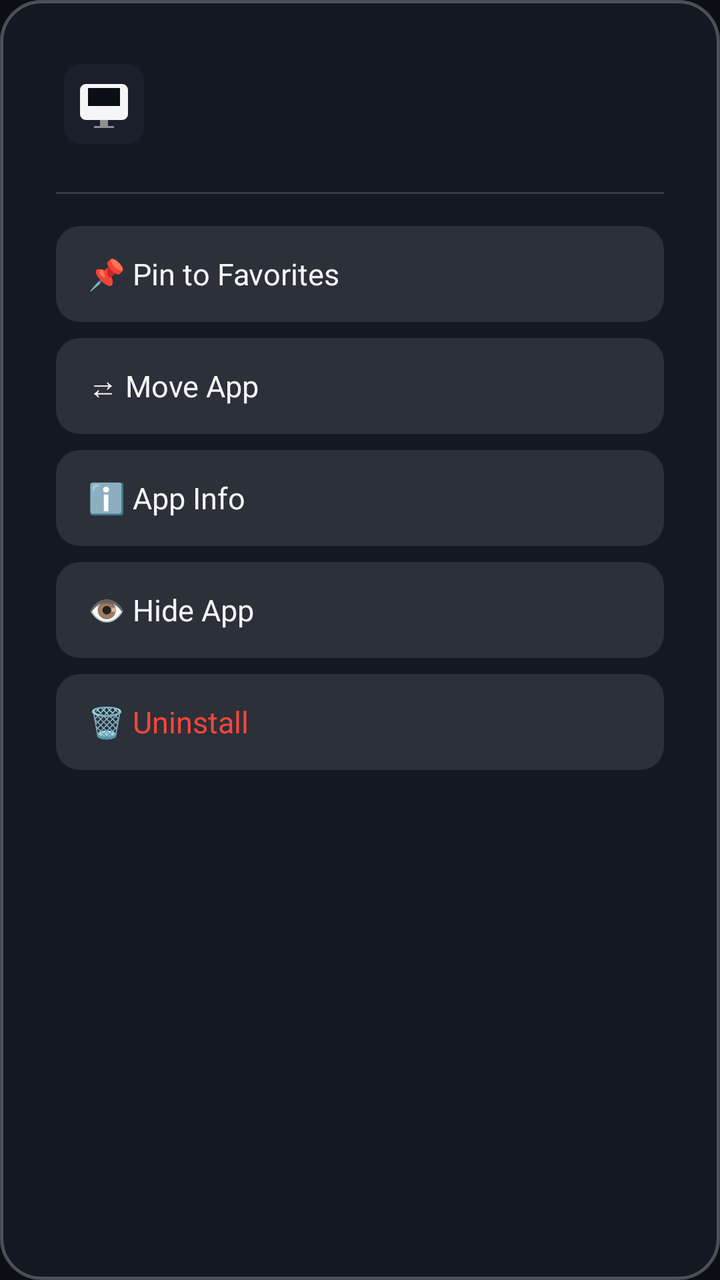
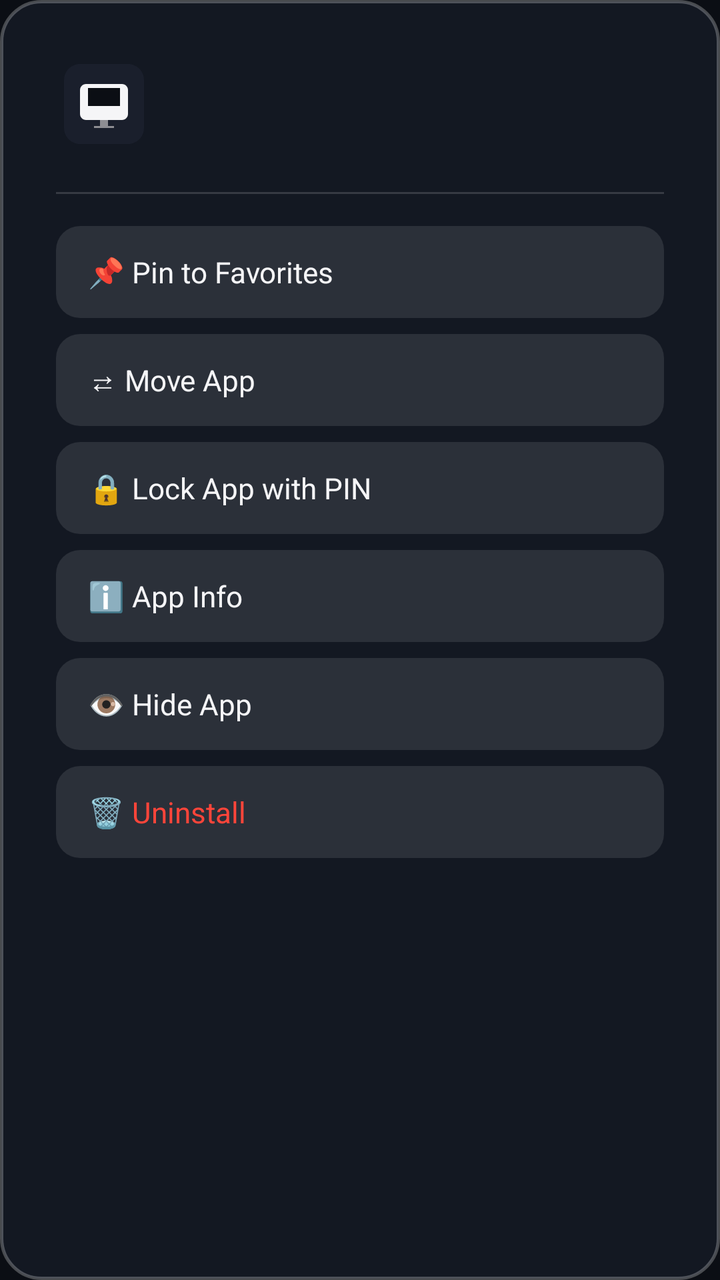

The first picture is an Android layout as it rendered before a commit; the second is the same layout after the commit. The layout source and the unified diff follow.
<!-- AndroidManifest.xml: application theme Theme.ZenithTvOS -->
<!-- res/layout/dialog_context_menu.xml -->
<?xml version="1.0" encoding="utf-8"?>
<LinearLayout xmlns:android="http://schemas.android.com/apk/res/android"
    android:id="@+id/contextMenuRoot"
    android:layout_width="380dp"
    android:layout_height="wrap_content"
    android:layout_gravity="center"
    android:background="@drawable/bg_context_menu"
    android:orientation="vertical"
    android:padding="28dp">

    
    <LinearLayout
        android:layout_width="match_parent"
        android:layout_height="wrap_content"
        android:gravity="center_vertical"
        android:orientation="horizontal"
        android:layout_marginBottom="20dp">

        <ImageView
            android:id="@+id/menuAppIcon"
            android:layout_width="48dp"
            android:layout_height="48dp"
            android:contentDescription="@null"
            android:src="@drawable/ic_tvos_logo" />

        <LinearLayout
            android:layout_width="match_parent"
            android:layout_height="wrap_content"
            android:layout_marginStart="16dp"
            android:orientation="vertical">

            <TextView
                android:id="@+id/menuAppTitle"
                android:layout_width="wrap_content"
                android:layout_height="wrap_content"
                android:ellipsize="end"
                android:maxLines="1"
                android:textColor="@color/tvos_text_primary"
                android:textSize="20sp"
                android:textStyle="bold" />

            <TextView
                android:id="@+id/menuAppMeta"
                android:layout_width="wrap_content"
                android:layout_height="wrap_content"
                android:layout_marginTop="2dp"
                android:textColor="@color/tvos_accent_cyan"
                android:textSize="12sp"
                android:fontFamily="sans-serif-medium" />
        </LinearLayout>
    </LinearLayout>

    <View
        android:layout_width="match_parent"
        android:layout_height="1dp"
        android:background="#26FFFFFF"
        android:layout_marginBottom="16dp" />

    
    <Button
        android:id="@+id/btnTogglePin"
        android:layout_width="match_parent"
        android:layout_height="48dp"
        android:layout_marginBottom="8dp"
        android:background="@drawable/bg_menu_item"
        android:focusable="true"
        android:gravity="start|center_vertical"
        android:paddingHorizontal="16dp"
        android:text="📌 Pin to Favorites"
        android:textAllCaps="false"
        android:textColor="@color/tvos_text_primary"
        android:textSize="15sp" />

    <Button
        android:id="@+id/btnReorder"
        android:layout_width="match_parent"
        android:layout_height="48dp"
        android:layout_marginBottom="8dp"
        android:background="@drawable/bg_menu_item"
        android:focusable="true"
        android:gravity="start|center_vertical"
        android:paddingHorizontal="16dp"
        android:text="⇄ Move App"
        android:textAllCaps="false"
        android:textColor="@color/tvos_text_primary"
        android:textSize="15sp" />

    <Button
        android:id="@+id/btnAppInfo"
        android:layout_width="match_parent"
        android:layout_height="48dp"
        android:layout_marginBottom="8dp"
        android:background="@drawable/bg_menu_item"
        android:focusable="true"
        android:gravity="start|center_vertical"
        android:paddingHorizontal="16dp"
        android:text="ℹ️ App Info"
        android:textAllCaps="false"
        android:textColor="@color/tvos_text_primary"
        android:textSize="15sp" />

    <Button
        android:id="@+id/btnHideApp"
        android:layout_width="match_parent"
        android:layout_height="48dp"
        android:layout_marginBottom="8dp"
        android:background="@drawable/bg_menu_item"
        android:focusable="true"
        android:gravity="start|center_vertical"
        android:paddingHorizontal="16dp"
        android:text="👁️ Hide App"
        android:textAllCaps="false"
        android:textColor="@color/tvos_text_primary"
        android:textSize="15sp" />

    <Button
        android:id="@+id/btnUninstall"
        android:layout_width="match_parent"
        android:layout_height="48dp"
        android:layout_marginBottom="8dp"
        android:background="@drawable/bg_menu_item"
        android:focusable="true"
        android:gravity="start|center_vertical"
        android:paddingHorizontal="16dp"
        android:text="🗑️ Uninstall"
        android:textAllCaps="false"
        android:textColor="#FF453A"
        android:textSize="15sp" />

</LinearLayout>
<!-- resources referenced by this layout -->
<resources>
  <color name="tvos_accent_cyan">#2997FF</color>
  <color name="tvos_text_primary">#F5F5F7</color>
  <!-- drawable bg_context_menu (drawable) -->
  <?xml version="1.0" encoding="utf-8"?>
  <shape xmlns:android="http://schemas.android.com/apk/res/android"
      android:shape="rectangle">
      <corners android:radius="20dp" />
      <solid android:color="#E6151A24" />
      <stroke
          android:width="1.5dp"
          android:color="#40FFFFFF" />
  </shape>
  <!-- drawable bg_menu_item (drawable) -->
  <?xml version="1.0" encoding="utf-8"?>
  <selector xmlns:android="http://schemas.android.com/apk/res/android">
      <item android:state_focused="true">
          <shape android:shape="rectangle">
              <corners android:radius="12dp" />
              <solid android:color="#FFFFFFFF" />
          </shape>
      </item>
      <item>
          <shape android:shape="rectangle">
              <corners android:radius="12dp" />
              <solid android:color="#1AFFFFFF" />
          </shape>
      </item>
  </selector>
  <!-- drawable ic_tvos_logo (drawable) -->
  <?xml version="1.0" encoding="utf-8"?>
  <vector xmlns:android="http://schemas.android.com/apk/res/android"
      android:width="96dp"
      android:height="96dp"
      android:viewportWidth="96"
      android:viewportHeight="96">
      
      <path
          android:fillColor="#1A1F2C"
          android:pathData="M24,8h48c8.84,0 16,7.16 16,16v48c0,8.84 -7.16,16 -16,16H24c-8.84,0 -16,-7.16 -16,-16V24C8,15.16 15.16,8 24,8z" />
      
      <path
          android:fillColor="#F5F5F7"
          android:pathData="M30,28h36c3.31,0 6,2.69 6,6v24c0,3.31 -2.69,6 -6,6H30c-3.31,0 -6,-2.69 -6,-6V34C24,30.69 26.69,28 30,28z" />
      <path
          android:fillColor="#0B0E14"
          android:pathData="M32,32h32v18H32z" />
      <path
          android:fillColor="#8E8E93"
          android:pathData="M44,64h8v6h-8zM38,70h20v2H38z" />
  </vector>
  <style name="Theme.ZenithTvOS" parent="Theme.Leanback">
          <item name="android:windowBackground">@color/tvos_background</item>
          <item name="android:textColorPrimary">@color/tvos_text_primary</item>
          <item name="android:textColorSecondary">@color/tvos_text_secondary</item>
          <item name="android:windowNoTitle">true</item>
          <item name="android:windowFullscreen">true</item>
      </style>
  <color name="tvos_background">#0B0E14</color>
  <color name="tvos_text_secondary">#8E8E93</color>
</resources>

<!-- the commit's change to res/layout/dialog_context_menu.xml (unified diff, before → after) -->
@@ -60,7 +60,7 @@
     <Button
         android:id="@+id/btnTogglePin"
         android:layout_width="match_parent"
-        android:layout_height="48dp"
+        android:layout_height="46dp"
         android:layout_marginBottom="8dp"
         android:background="@drawable/bg_menu_item"
         android:focusable="true"
@@ -69,12 +69,12 @@
         android:text="📌 Pin to Favorites"
         android:textAllCaps="false"
         android:textColor="@color/tvos_text_primary"
-        android:textSize="15sp" />
+        android:textSize="14.5sp" />
 
     <Button
         android:id="@+id/btnReorder"
         android:layout_width="match_parent"
-        android:layout_height="48dp"
+        android:layout_height="46dp"
         android:layout_marginBottom="8dp"
         android:background="@drawable/bg_menu_item"
         android:focusable="true"
@@ -83,12 +83,26 @@
         android:text="⇄ Move App"
         android:textAllCaps="false"
         android:textColor="@color/tvos_text_primary"
-        android:textSize="15sp" />
+        android:textSize="14.5sp" />
+
+    <Button
+        android:id="@+id/btnToggleLock"
+        android:layout_width="match_parent"
+        android:layout_height="46dp"
+        android:layout_marginBottom="8dp"
+        android:background="@drawable/bg_menu_item"
+        android:focusable="true"
+        android:gravity="start|center_vertical"
+        android:paddingHorizontal="16dp"
+        android:text="🔒 Lock App with PIN"
+        android:textAllCaps="false"
+        android:textColor="@color/tvos_text_primary"
+        android:textSize="14.5sp" />
 
     <Button
         android:id="@+id/btnAppInfo"
         android:layout_width="match_parent"
-        android:layout_height="48dp"
+        android:layout_height="46dp"
         android:layout_marginBottom="8dp"
         android:background="@drawable/bg_menu_item"
         android:focusable="true"
@@ -97,12 +111,12 @@
         android:text="ℹ️ App Info"
         android:textAllCaps="false"
         android:textColor="@color/tvos_text_primary"
-        android:textSize="15sp" />
+        android:textSize="14.5sp" />
 
     <Button
         android:id="@+id/btnHideApp"
         android:layout_width="match_parent"
-        android:layout_height="48dp"
+        android:layout_height="46dp"
         android:layout_marginBottom="8dp"
         android:background="@drawable/bg_menu_item"
         android:focusable="true"
@@ -111,12 +125,12 @@
         android:text="👁️ Hide App"
         android:textAllCaps="false"
         android:textColor="@color/tvos_text_primary"
-        android:textSize="15sp" />
+        android:textSize="14.5sp" />
 
     <Button
         android:id="@+id/btnUninstall"
         android:layout_width="match_parent"
-        android:layout_height="48dp"
+        android:layout_height="46dp"
         android:layout_marginBottom="8dp"
         android:background="@drawable/bg_menu_item"
         android:focusable="true"
@@ -125,6 +139,6 @@
         android:text="🗑️ Uninstall"
         android:textAllCaps="false"
         android:textColor="#FF453A"
-        android:textSize="15sp" />
+        android:textSize="14.5sp" />
 
 </LinearLayout>
